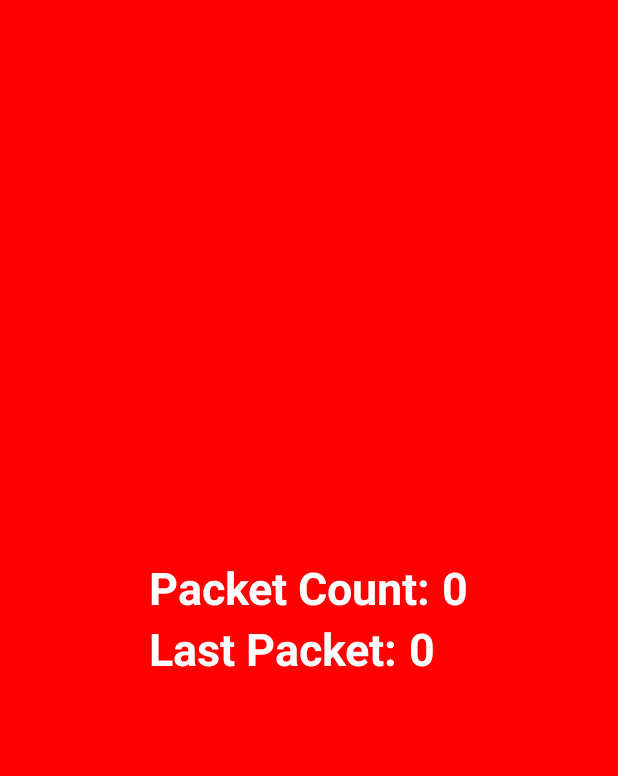
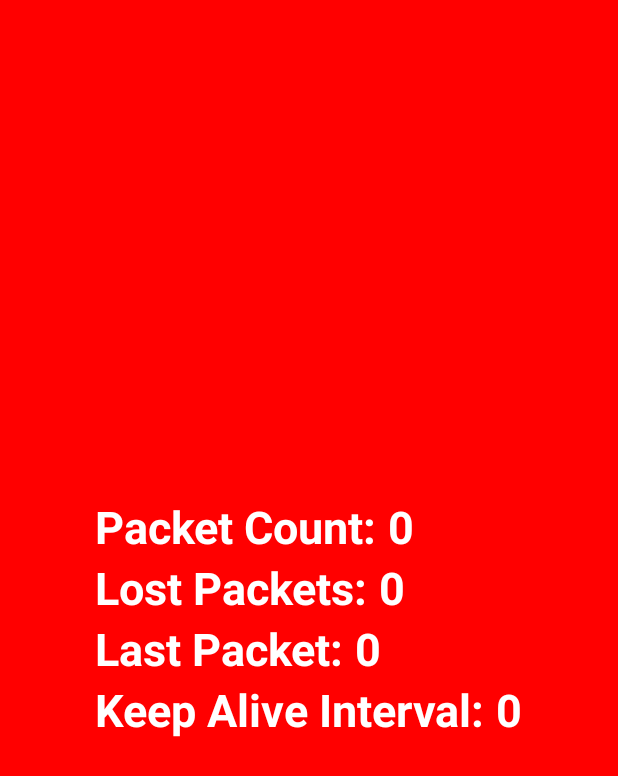
Before and after one commit to steinwurf/pulze, an Android app: the screen it shows after launch (MainActivity), on a phone screen of 412 x 824 dp. Shown: the top 776 px of the screen. Run offline under Robolectric (Android 15) with nearby library versions, the phone set to English and light mode, and no system bars.

Commit message:
Added keep alive as part of sent udp packet

```diff
--- a/app/src/main/res/layout/activity_main.xml
+++ b/app/src/main/res/layout/activity_main.xml
@@ -43,14 +43,36 @@
                 android:textStyle="bold"
                 android:textSize="30dp" />
         </LinearLayout>
-
         <LinearLayout
             android:orientation="horizontal"
             android:layout_width="wrap_content"
             android:layout_height="wrap_content"
             android:layout_centerVertical="true"
-            android:layout_centerHorizontal="true"
-            android:id="@+id/linearLayout">
+            android:layout_centerHorizontal="true">
+
+            <TextView
+                android:layout_width="wrap_content"
+                android:layout_height="wrap_content"
+                android:text="Lost Packets: "
+                android:textColor="#ffffff"
+                android:textStyle="bold"
+                android:textSize="30dp" />
+
+            <TextView
+                android:layout_width="wrap_content"
+                android:layout_height="wrap_content"
+                android:text="0"
+                android:id="@+id/lost_packets"
+                android:textColor="#ffffff"
+                android:textStyle="bold"
+                android:textSize="30dp" />
+        </LinearLayout>
+        <LinearLayout
+            android:orientation="horizontal"
+            android:layout_width="wrap_content"
+            android:layout_height="wrap_content"
+            android:layout_centerVertical="true"
+            android:layout_centerHorizontal="true">
 
             <TextView
                 android:layout_width="wrap_content"
@@ -69,5 +91,29 @@
                 android:textStyle="bold"
                 android:textSize="30dp" />
         </LinearLayout>
+        <LinearLayout
+            android:orientation="horizontal"
+            android:layout_width="wrap_content"
+            android:layout_height="wrap_content"
+            android:layout_centerVertical="true"
+            android:layout_centerHorizontal="true">
+
+            <TextView
+                android:layout_width="wrap_content"
+                android:layout_height="wrap_content"
+                android:text="Keep Alive Interval: "
+                android:textColor="#ffffff"
+                android:textStyle="bold"
+                android:textSize="30dp" />
+
+            <TextView
+                android:layout_width="wrap_content"
+                android:layout_height="wrap_content"
+                android:text="0"
+                android:id="@+id/keep_alive"
+                android:textColor="#ffffff"
+                android:textStyle="bold"
+                android:textSize="30dp" />
+        </LinearLayout>
     </LinearLayout>
 </RelativeLayout>
```
Also changed, not shown: app/src/main/java/com/steinwurf/pulze/MainActivity.java (+75 -13 lines), 1 other file.
